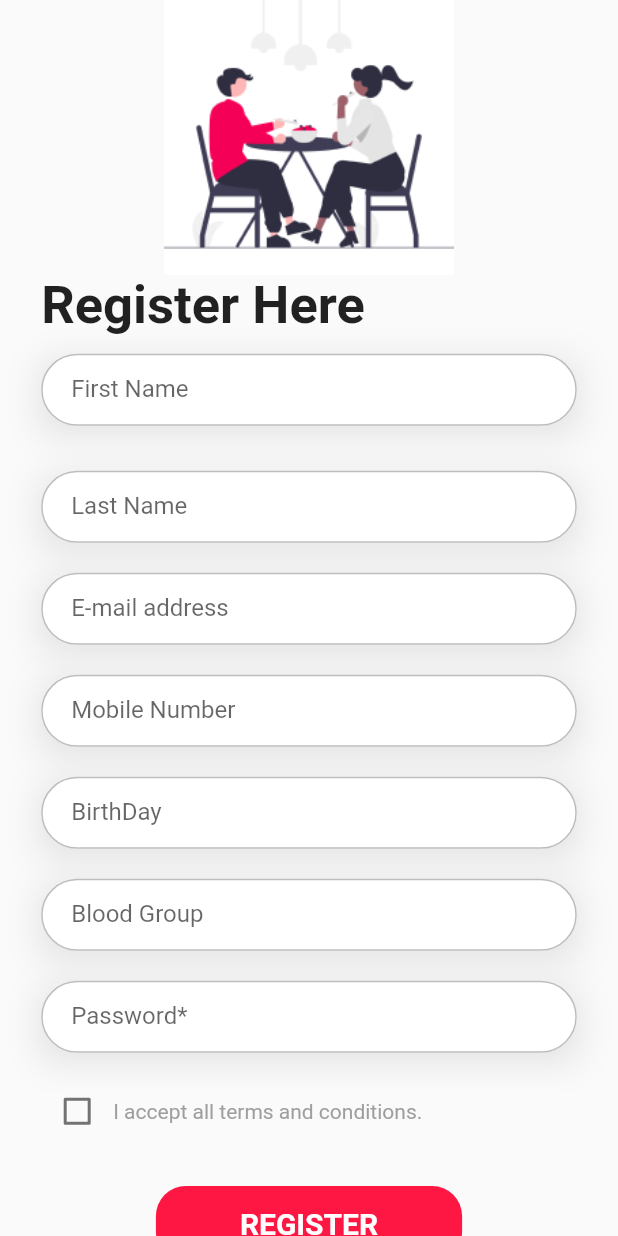
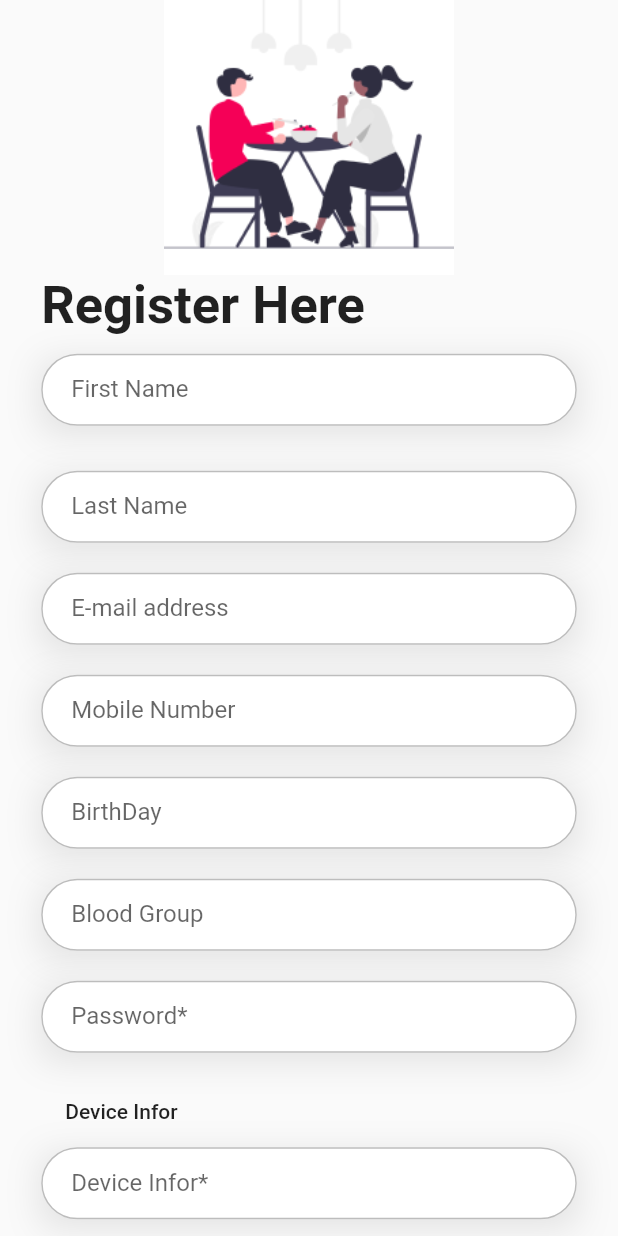
Before and after one commit to Covid-19-Self-Assistant/Final-Project-Mobile-APP, a Flutter app: the RegistrationHome screen opened directly, on a phone screen of 412 x 824 dp. Run offline on Flutter 3.47's test engine with Material 2 defaults, Android fonts, the phone set to English and light mode, and no system bars; our stand-ins replace animate_do, cloud_firestore, device_info_plus, dio, firebase_auth, firebase_core and 5 more; missing offline and left inert: flutter_email_sender, nearby_connections, qr_code_scanner; accounts and stored records are empty.

Commit message:
added device infor for the registration page

```diff
--- a/lib/registration_page/registration_home.dart
+++ b/lib/registration_page/registration_home.dart
@@ -1,14 +1,7 @@
 import 'package:cloud_firestore/cloud_firestore.dart';
-import 'package:dating_app/home_page/Homepage.dart';
 import 'package:dating_app/login/login_home.dart';
-import 'package:dating_app/utils/button.dart';
-import 'package:dating_app/utils/dividerl_line.dart';
-import 'package:dating_app/utils/footer_text.dart';
-import 'package:dating_app/utils/input_box.dart';
-import 'package:dating_app/utils/labels.dart';
-import 'package:dating_app/utils/two_icon_button.dart';
+import 'package:device_info_plus/device_info_plus.dart';
 import 'package:flutter/material.dart';
-import 'package:hexcolor/hexcolor.dart';
 import 'package:firebase_auth/firebase_auth.dart';
 
 import 'theme_helper.dart';
@@ -27,12 +20,23 @@ class _RegistrationHomeState extends State<RegistrationHome> {
   bool checkedValue = false;
   bool showSnipper = false;
   bool checkboxValue = false;
-  // final _email = TextEditingController();
-  // final _password = TextEditingController();
   late String _email;
   late String _password;
+  late TextEditingController _deviceInfo = TextEditingController();
   late String username;
   TextEditingController _date = TextEditingController();
+
+  //
+
+  final deviceInfoPlugin = DeviceInfoPlugin();
+
+  void _getDeviceInformations() async {
+    final deviceInfo = await deviceInfoPlugin.deviceInfo;
+    final allInfo = deviceInfo.data;
+    setState(() {
+      _deviceInfo.text = allInfo['device'];
+    });
+  }
 
   @override
   Widget build(BuildContext context) {
@@ -140,10 +144,15 @@ class _RegistrationHomeState extends State<RegistrationHome> {
                           firstDate: DateTime(1990),
                           lastDate: DateTime(2101),
                         );
+
                         if (pickeddate != null) {
+                          var year = pickeddate.year;
+                          var month = pickeddate.month;
+                          var day = pickeddate.day;
+                          var date = '$year/$month/$day';
                           setState(() {
-                            _date.text =
-                                DateFormat('yyy - MM - dd').format(pickeddate);
+                            print(pickeddate);
+                            _date.text = date;
                           });
                         }
                       },
@@ -185,6 +194,26 @@ class _RegistrationHomeState extends State<RegistrationHome> {
                     decoration: ThemeHelper().inputBoxDecorationShaddow(),
                   ),
                   SizedBox(height: 15.0),
+                  MaterialButton(
+                    onPressed: _getDeviceInformations,
+                    child: Text('Device Infor'),
+                  ),
+
+                  Container(
+                    child: TextFormField(
+                      controller: _deviceInfo,
+                      decoration: ThemeHelper().textInputDecoration(
+                          "Device Infor*", "Enter your device infor"),
+                      validator: (val) {
+                        if (val!.isEmpty) {
+                          return "Please enter your device infor";
+                        }
+                        return null;
+                      },
+                      onChanged: null,
+                    ),
+                    decoration: ThemeHelper().inputBoxDecorationShaddow(),
+                  ),
 
                   FormField<bool>(
                     builder: (state) {
@@ -228,32 +257,9 @@ class _RegistrationHomeState extends State<RegistrationHome> {
                       }
                     },
                   ),
-
-                  // Labels.inputlabels("Enter your Email"),
-                  // InputBox.UserInput(false),
-                  // Labels.inputlabels("Enter your mobile number"),
-                  // InputBox.UserInput(false),
-                  // Labels.inputlabels("Enter your Password"),
-                  // InputBox.UserInput(true),
                   SizedBox(
                     height: size.height / 70,
                   ),
-                  // Container(
-                  //   width: size.width,
-                  //   child: Button.RoseButton(context, "Register", HomePage()),
-                  // ),
-                  // SizedBox(
-                  //   height: size.height / 40,
-                  // ),
-                  // Container(child: DividerLine.DividerOr(size)),
-                  // SizedBox(
-                  //   height: size.height / 40,
-                  // ),
-                  // TwoIconButton.iconbuton(size),
-                  // SizedBox(
-                  //   height: size.height / 40,
-                  // ),
-                  // FooterText.FotterMessage()
                   Center(
                     child: Container(
                       // decoration: ThemeHelper().buttonBoxDecoration(context),
@@ -274,13 +280,6 @@ class _RegistrationHomeState extends State<RegistrationHome> {
                             ),
                           ),
                           onPressed: () async {
-                            // if (_formKey.currentState!.validate()) {
-                            // Navigator.of(context).pushAndRemoveUntil(
-                            //     MaterialPageRoute(
-                            //         builder: (context) =>
-                            //             LoginFormValidation()),
-                            //     (Route<dynamic> route) => false);
-
                             setState(() {
                               showSnipper = true;
                             });
@@ -315,89 +314,6 @@ class _RegistrationHomeState extends State<RegistrationHome> {
                     ),
                   ),
                   SizedBox(height: 30.0),
-                  // Text(
-                  //   "Or create account using social media",
-                  //   style: TextStyle(color: Colors.grey),
-                  // ),
-                  // SizedBox(height: 25.0),
-                  // Row(
-                  //   mainAxisAlignment: MainAxisAlignment.center,
-                  //   children: [
-                  //     GestureDetector(
-                  //       child: FaIcon(
-                  //         FontAwesomeIcons.googlePlus,
-                  //         size: 35,
-                  //         colors: Color(0xEC2D2F),
-                  //       ),
-                  //       onTap: () {
-                  //         setState(() {
-                  //           showDialog(
-                  //             context: context,
-                  //             builder: (BuildContext context) {
-                  //               return ThemeHelper().alartDialog(
-                  //                   "Google Plus",
-                  //                   "You tap on GooglePlus social icon.",
-                  //                   context);
-                  //             },
-                  //           );
-                  //         });
-                  //       },
-                  //     ),
-                  // SizedBox(
-                  //   width: 30.0,
-                  // ),
-                  // GestureDetector(
-                  //   child: Container(
-                  //     padding: EdgeInsets.all(0),
-                  //     decoration: BoxDecoration(
-                  //       borderRadius: BorderRadius.circular(100),
-                  //       border: Border.all(
-                  //         width: 5,
-                  //         color: Color(0x40ABF0),
-                  //       ),
-                  //       color: Color(0x40ABF0),
-                  //     ),
-                  //     child: FaIcon(
-                  //       FontAwesomeIcons.twitter,
-                  //       size: 23,
-                  //       colors: Color(0xFFFFFF),
-                  //     ),
-                  //   ),
-                  //   onTap: () {
-                  //     setState(() {
-                  //       showDialog(
-                  //         context: context,
-                  //         builder: (BuildContext context) {
-                  //           return ThemeHelper().alartDialog("Twitter",
-                  //               "You tap on Twitter social icon.", context);
-                  //         },
-                  //       );
-                  //     });
-                  //   },
-                  // ),
-                  // SizedBox(
-                  //   width: 30.0,
-                  // ),
-                  // GestureDetector(
-                  //   child: FaIcon(
-                  //     FontAwesomeIcons.facebook,
-                  //     size: 35,
-                  //     colors: Color(0x3E529C),
-                  //   ),
-                  //   onTap: () {
-                  //     setState(() {
-                  //       showDialog(
-                  //         context: context,
-                  //         builder: (BuildContext context) {
-                  //           return ThemeHelper().alartDialog(
-                  //               "Facebook",
-                  //               "You tap on Facebook social icon.",
-                  //               context);
-                  //         },
-                  //       );
-                  //     });
-                  //   },
-                  // ),
                 ],
               ),
               // ],
@@ -412,5 +328,3 @@ class _RegistrationHomeState extends State<RegistrationHome> {
   // ignore: non_constant_identifier_names
   FaIcon(googlePlus, {required int size, required Color colors}) {}
 }
-
-DateFormat(String s) {}
```
